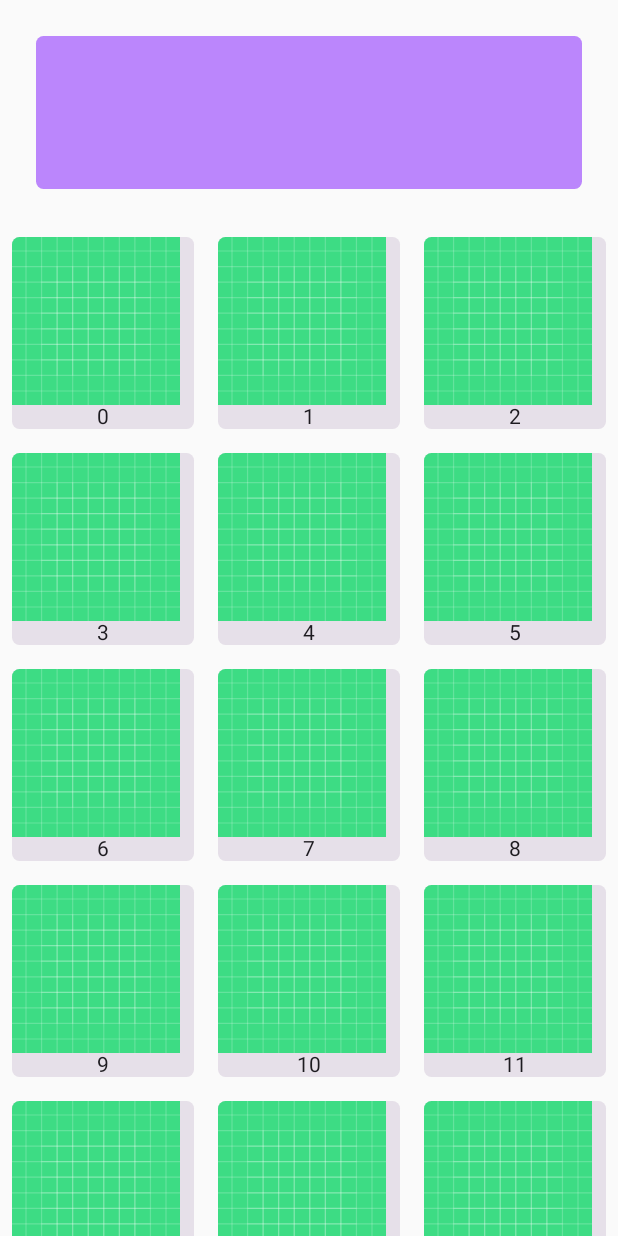
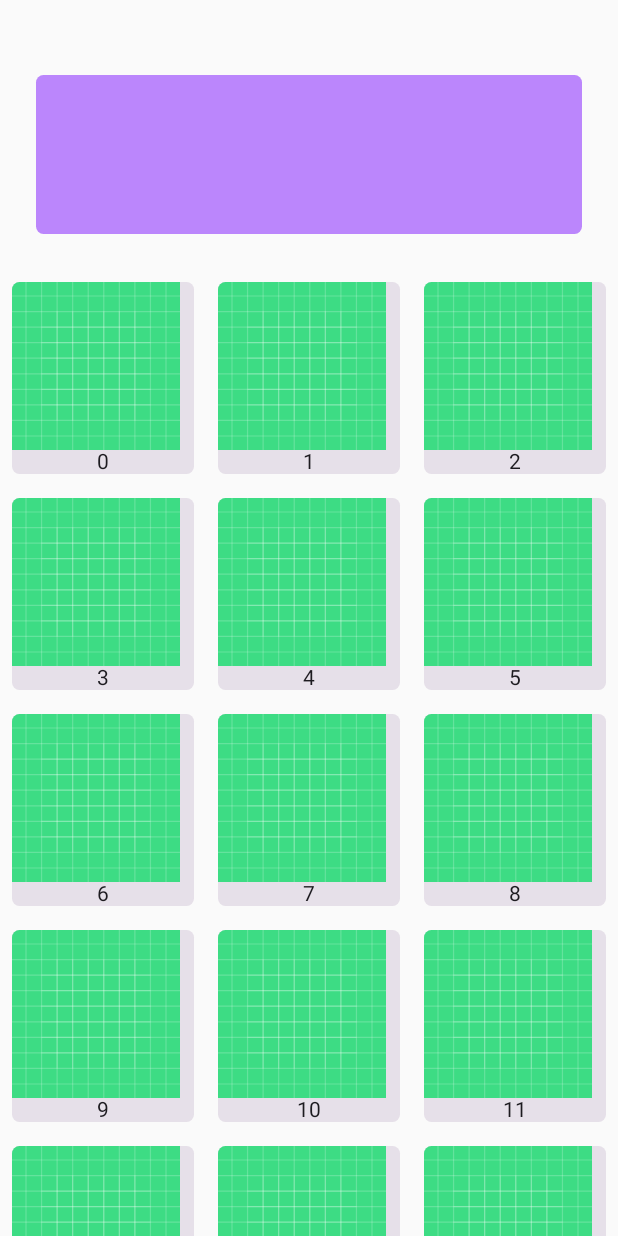
Before and after one commit to 1hamid/ilearn, an Android app built with Jetpack Compose: the screen it shows after launch (MainActivity), on a phone screen of 412 x 824 dp. Run offline under Robolectric (Android 15) with nearby library versions, the phone set to English and light mode, and no system bars.

Commit message:
change dashboard height and padding

```diff
--- a/app/src/main/java/ir/hamid/ilearn/MainActivity.kt
+++ b/app/src/main/java/ir/hamid/ilearn/MainActivity.kt
@@ -51,9 +51,9 @@ private fun LessonsList() {
         item(span = { GridItemSpan(3) }) {
             Card(  // dashboard for Review words
                 modifier = Modifier
-                    .height(150.dp)
+                    .height(180.dp)
                     .fillMaxWidth()
-                    .padding(24.dp),
+                    .padding(start = 24.dp, top = 50.dp, end = 24.dp, bottom = 24.dp),
                 shape = RoundedCornerShape(5.dp),
                 colors = CardColors(
                     containerColor = colorResource(id = R.color.purple_200),
```
